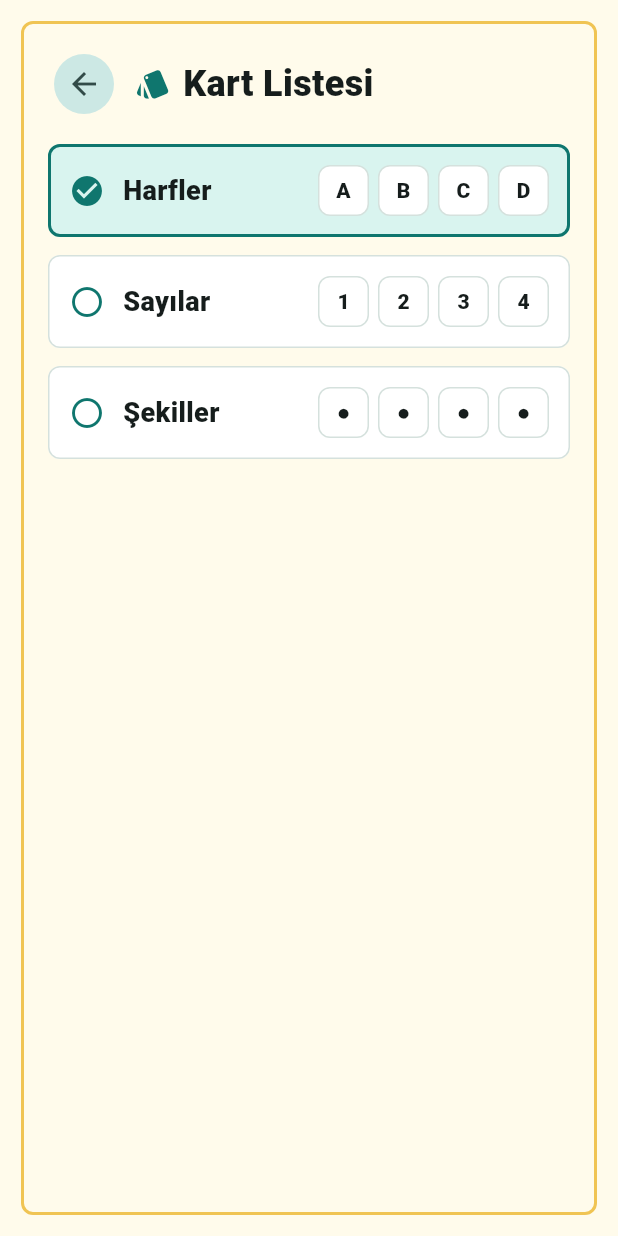
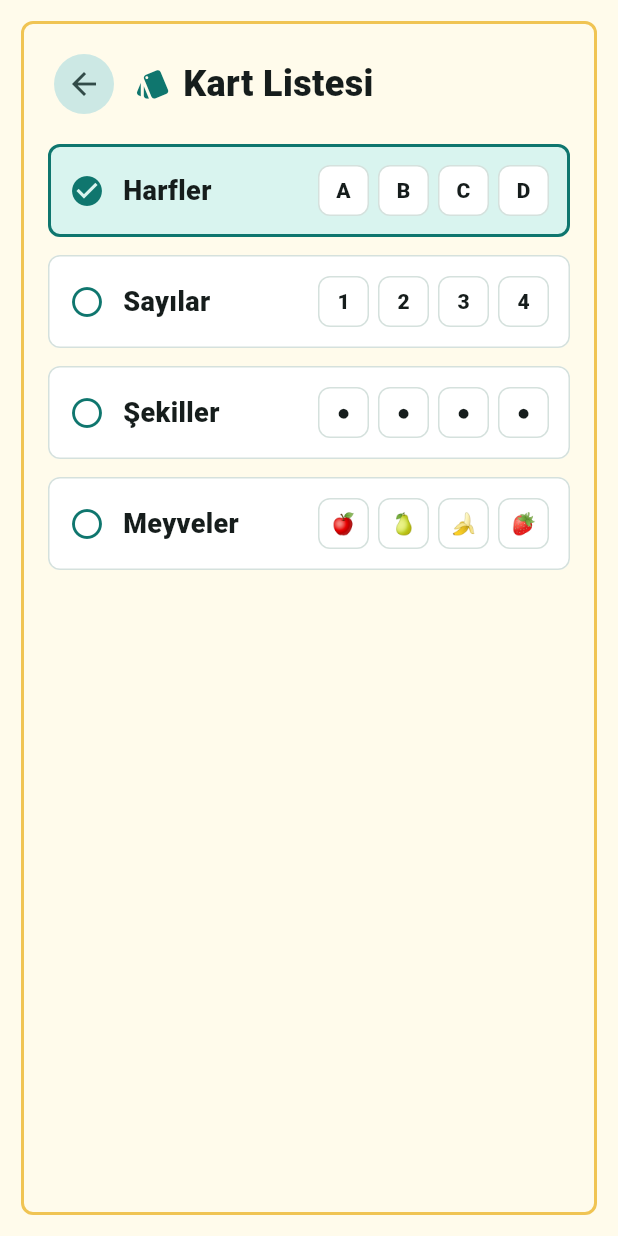
Before and after one commit to ismailckl/ikizini_bul, a Flutter app: the screen it shows after launch, after a tap on "Kartlar", on a phone screen of 412 x 824 dp. Run offline on Flutter 3.47's test engine with Material 3 defaults, Android fonts, the phone set to English and light mode, and no system bars; our stand-ins replace audioplayers, shared_preferences.

Commit message:
Add fruit matching card set

```diff
--- a/lib/game/card_content_set.dart
+++ b/lib/game/card_content_set.dart
@@ -89,7 +89,26 @@ abstract final class CardContentSets {
     ],
   );
 
-  static const all = [letters, numbers, shapes];
+  static const fruits = CardContentSet(
+    id: 'fruits',
+    name: 'Meyveler',
+    items: [
+      CardContentItem(label: '🍎'),
+      CardContentItem(label: '🍐'),
+      CardContentItem(label: '🍌'),
+      CardContentItem(label: '🍓'),
+      CardContentItem(label: '🍒'),
+      CardContentItem(label: '🍇'),
+      CardContentItem(label: '🍊'),
+      CardContentItem(label: '🍉'),
+      CardContentItem(label: '🍍'),
+      CardContentItem(label: '🍋'),
+      CardContentItem(label: '🍑'),
+      CardContentItem(label: '🥝'),
+    ],
+  );
+
+  static const all = [letters, numbers, shapes, fruits];
 
   static CardContentSet byId(String id) {
     return all.firstWhere((set) => set.id == id, orElse: () => letters);
```
Also changed, not shown: 2 other files.
